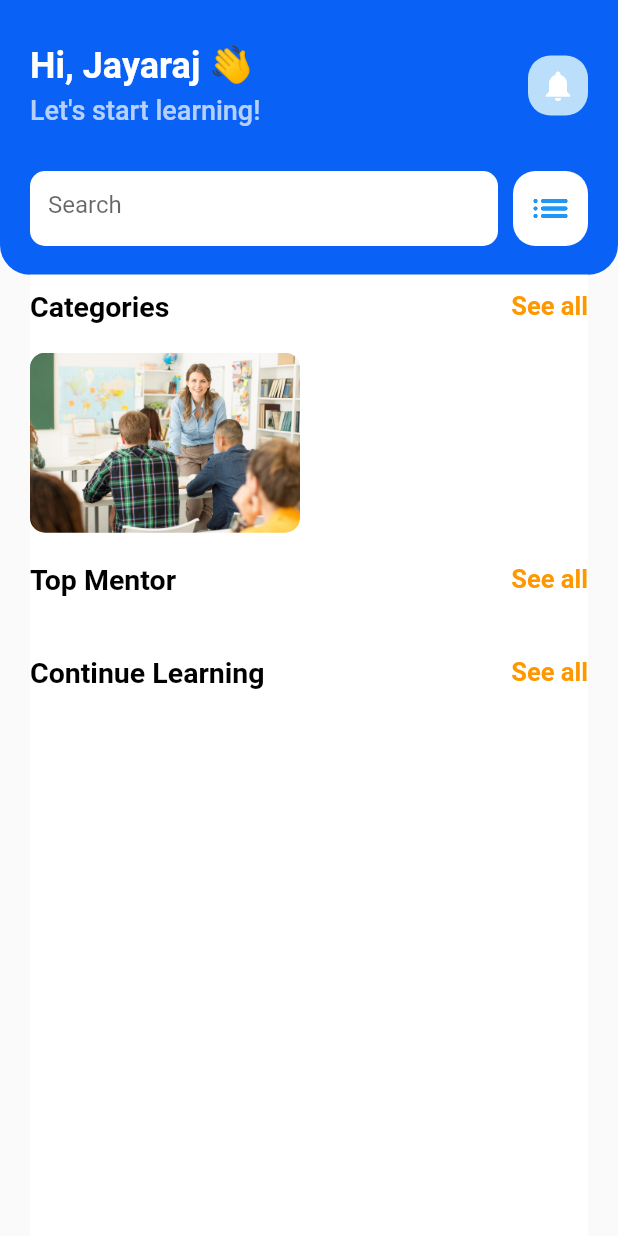
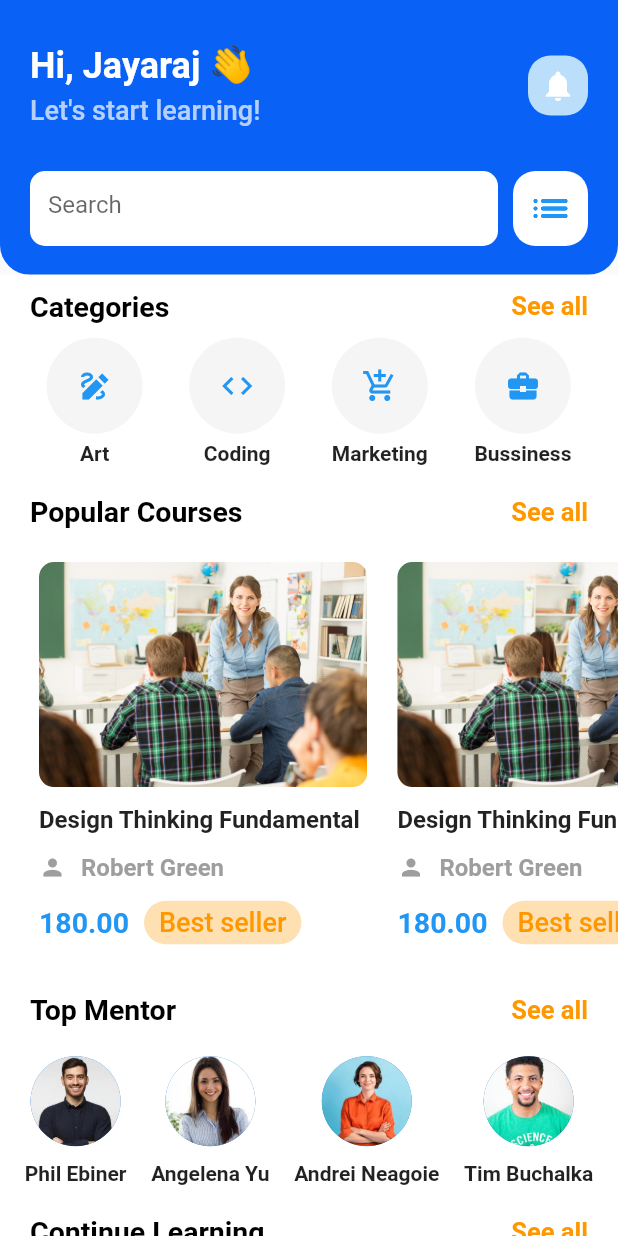
Before and after one commit to JayarajChippada/E-learning, a Flutter app: the HomeScreen widget shown alone on an empty page, opened directly, on a phone screen of 412 x 824 dp. Run offline on Flutter 3.47's test engine with Material 2 defaults, Android fonts, the phone set to English and light mode, and no system bars; our stand-ins replace unicons.

Commit message:
HomeScreen, CourseScreen completed

```diff
--- a/lib/home/screens/home_screen.dart
+++ b/lib/home/screens/home_screen.dart
@@ -1,9 +1,34 @@
+import 'package:e_learning/home/widgets/card.dart';
 import 'package:e_learning/home/widgets/category.dart';
+import 'package:e_learning/home/widgets/course.dart';
+import 'package:e_learning/home/widgets/mentor.dart';
 import 'package:e_learning/home/widgets/search_bar.dart';
+import 'package:e_learning/pages/category_screen.dart';
 import 'package:flutter/material.dart';
 
 class HomeScreen extends StatelessWidget {
-  const HomeScreen({super.key});
+  HomeScreen({super.key});
+  List<String> courseImages = [
+    "assets/images/course2.jpeg",
+    "assets/images/course2.jpeg",
+    "assets/images/course2.jpeg",
+    "assets/images/course2.jpeg",
+  ];
+
+  List<dynamic> categories = [
+    {'icon': Icons.draw_sharp, 'title': "Art"},
+    {'icon': Icons.code, 'title': "Coding"},
+    //{'icon': Icons.account_balance_outlined, 'title': "Banking"},
+    {'icon': Icons.add_shopping_cart, 'title': "Marketing"},
+    {'icon': Icons.business_center, 'title': "Bussiness"},
+  ];
+
+  List<dynamic> mentors = [
+    {"imageUrl" : "assets/images/mentor4.jpeg", "name": "Phil Ebiner"},
+    {"imageUrl" : "assets/images/mentor1.jpeg", "name": "Angelena Yu"},
+    {"imageUrl" : "assets/images/mentor3.jpeg", "name": "Andrei Neagoie"},
+    {"imageUrl" : "assets/images/mentor2.jpeg", "name": "Tim Buchalka"},
+  ];
 
   @override
   Widget build(BuildContext context) {
@@ -107,21 +132,67 @@ class HomeScreen extends StatelessWidget {
           ),
           Expanded(
             child: Container(
-              margin: const EdgeInsets.symmetric(horizontal: 20),
               color: Colors.white,
               child: ListView(
                 children: [
-                  const SizedBox(height: 10,),
-                  Row(
+                  const SizedBox(
+                    height: 10,
+                  ),
+                  Container(
+                    margin: const EdgeInsets.symmetric(horizontal: 20),
+                    child: Row(
                       mainAxisAlignment: MainAxisAlignment.spaceBetween,
-                    children:const [
-                      Text(
+                      children:  [
+                        const Text(
                           "Categories",
                           style: TextStyle(
                               fontWeight: FontWeight.bold,
                               fontSize: 19,
-                          color: Colors.black
+                              color: Colors.black),
                         ),
+                        GestureDetector(
+                          onTap: () {
+                            Navigator.push(
+                                context,
+                                MaterialPageRoute(
+                                  builder: (context) =>  CategoryScreen(),
+                            ));
+                          },
+                          child: const Text(
+                            "See all",
+                            style: TextStyle(
+                                fontWeight: FontWeight.bold,
+                                fontSize: 17,
+                                color: Colors.orange),
+                          ),
+                        ),
+                      ],
+                    ),
+                  ),
+                  const SizedBox(
+                    height: 10,
+                  ),
+                  Row(
+                    mainAxisAlignment: MainAxisAlignment.spaceEvenly,
+                    children: categories
+                        .map((obj) =>
+                            MyCategory(icon: obj['icon'], title: obj['title']))
+                        .toList(),
+                  ),
+                  const SizedBox(
+                    height: 20,
+                  ),
+                  Container(
+                    margin: const EdgeInsets.symmetric(horizontal: 20),
+                    child: Row(
+                      mainAxisAlignment: MainAxisAlignment.spaceBetween,
+                      children: const [
+                        Text(
+                          "Popular Courses",
+                          style: TextStyle(
+                              fontWeight: FontWeight.bold,
+                              fontSize: 19,
+                              color: Colors.black),
                         ),
                         Text(
                           "See all",
@@ -132,18 +203,25 @@ class HomeScreen extends StatelessWidget {
                         ),
                       ],
                     ),
+                  ),
                   const SizedBox(
-                    height: 20,
+                    height: 10,
                   ),
-                  Row(
-                    children: [
-                      MyCategory(imageUrl: "assets/images/course2.jpeg")
-                    ],
+                  SingleChildScrollView(
+                    scrollDirection: Axis.horizontal,
+                    padding: const EdgeInsets.only(left: 6),
+                    child: Row(
+                      children: courseImages
+                          .map((image) => MyCourse(imageUrl: image))
+                          .toList(),
+                    ),
                   ),
                   const SizedBox(
                     height: 20,
                   ),
-                  Row(
+                  Container(
+                    margin: const EdgeInsets.symmetric(horizontal: 20),
+                    child: Row(
                       mainAxisAlignment: MainAxisAlignment.spaceBetween,
                       children: const [
                         Text(
@@ -162,14 +240,23 @@ class HomeScreen extends StatelessWidget {
                         ),
                       ],
                     ),
-                  const SizedBox(
-                    height: 20,
                   ),
-                  Row(),
                   const SizedBox(
                     height: 20,
                   ),
                   Row(
+                    mainAxisAlignment: MainAxisAlignment.spaceEvenly,
+                    children: mentors
+                        .map((obj) =>
+                            MyMentor(imageUrl: obj['imageUrl'], name: obj['name']))
+                        .toList(),
+                  ),
+                  const SizedBox(
+                    height: 20,
+                  ),
+                  Container(
+                    margin: const EdgeInsets.symmetric(horizontal: 20),
+                    child: Row(
                       mainAxisAlignment: MainAxisAlignment.spaceBetween,
                       children: const [
                         Text(
@@ -188,10 +275,22 @@ class HomeScreen extends StatelessWidget {
                         ),
                       ],
                     ),
+                  ),
                   const SizedBox(
                     height: 20,
                   ),
-                  Row(),
+                  Container(
+                    margin: const EdgeInsets.symmetric(horizontal: 20),
+                    child: const MyCard(
+                      imageUrl: "assets/images/course2.jpeg",
+                      label: "Design",
+                      title: "Introduction to Figma",
+                      mentor: "Phil Ebiner",
+                    ),
+                  ),
+                  const SizedBox(
+                    height: 30,
+                  ),
                 ],
               ),
             ),
--- /dev/null
+++ b/lib/home/screens/mycourses_screen.dart
@@ -0,0 +1,43 @@
+import 'dart:math';
+
+import 'package:e_learning/home/widgets/ongoing.dart';
+import 'package:flutter/material.dart';
+
+class CoursesScreen extends StatelessWidget {
+  const CoursesScreen({super.key});
+
+  @override
+  Widget build(BuildContext context) {
+    return DefaultTabController(
+      length: 2, // Specify the number of tabs
+      child: Scaffold(
+        appBar: AppBar(
+          backgroundColor: Colors.white,
+          centerTitle: true,
+          title: const Text('My Courses', style: TextStyle(color: Colors.black, fontWeight: FontWeight.bold),),
+          bottom: const TabBar(
+            unselectedLabelColor: Colors.black,
+            labelColor: Colors.blue,
+            indicator: UnderlineTabIndicator(
+              borderSide: BorderSide(width: 2.0, color: Colors.blue),
+              insets: EdgeInsets.symmetric(horizontal: 16.0),
+            ),
+            padding:  EdgeInsets.symmetric(horizontal: 20),
+
+            indicatorSize: TabBarIndicatorSize.tab,
+            tabs:  [
+              Tab(text: 'Ongoing'),
+              Tab(text: 'Completed'),
+            ],
+          ),
+        ),
+        body: TabBarView(
+          children: [
+            OngoingView(),
+            OngoingView(),
+          ],
+        ),
+      ),
+    );
+  }
+}
--- a/lib/home/widgets/bottombar.dart
+++ b/lib/home/widgets/bottombar.dart
@@ -1,4 +1,5 @@
 import 'package:e_learning/home/screens/home_screen.dart';
+import 'package:e_learning/home/screens/mycourses_screen.dart';
 import 'package:flutter/material.dart';
 import 'package:unicons/unicons.dart';
 
@@ -11,21 +12,18 @@ class MyBottomBar extends StatefulWidget {
 }
 
 class _MyBottomBarState extends State<MyBottomBar> {
-  static const List<Widget> _pages = [
+  final List<Widget> _pages = [
     HomeScreen(),
-    Icon(
-      UniconsLine.book_open,
-      color: Colors.blue,
-    ),
-    Icon(
+    const CoursesScreen(),
+    const Icon(
       UniconsLine.cloud_bookmark,
       color: Colors.blue,
     ),
-    Icon(
+    const Icon(
       UniconsLine.chat_info,
       color: Colors.blue,
     ),
-    Icon(
+    const Icon(
       UniconsLine.user,
       color: Colors.blue,
     ),
--- /dev/null
+++ b/lib/home/widgets/card.dart
@@ -0,0 +1,146 @@
+import 'package:flutter/material.dart';
+
+class MyCard extends StatelessWidget {
+  const MyCard(
+      {super.key,
+      required this.imageUrl,
+      required this.label,
+      required this.title, required this.mentor});
+  final String imageUrl;
+  final String label;
+  final String title;
+  final String mentor;
+
+  @override
+  Widget build(BuildContext context) {
+    return Container(
+      padding: const EdgeInsets.all(5),
+      decoration: BoxDecoration(
+          color: Colors.white,
+          borderRadius: BorderRadius.circular(10),
+          boxShadow: [
+            BoxShadow(
+              color: Colors.grey.withOpacity(0.3), // Shadow color
+              spreadRadius: 1, // Spread radius
+              blurRadius: 5, // Blur radius
+              offset: const Offset(0, 3), // Offset
+            ),
+          ]),
+      child: Row(
+        //mainAxisAlignment: MainAxisAlignment.spaceEvenly,
+        children: [
+          ClipRRect(
+            borderRadius: BorderRadius.circular(10),
+            child: Image.asset(
+              imageUrl,
+              width: 160,
+              height: 120,
+              fit: BoxFit.fitHeight,
+            ),
+          ),
+          const SizedBox(width: 15,),
+          Column(
+            mainAxisAlignment: MainAxisAlignment.spaceEvenly,
+            crossAxisAlignment: CrossAxisAlignment.start,
+            children: [
+              Container(
+                padding: const EdgeInsets.only(
+                    left: 10, right: 10, top: 3, bottom: 3),
+                decoration: BoxDecoration(
+                    color: Colors.orange.shade100.withOpacity(0.7),
+                    borderRadius: BorderRadius.circular(40)),
+                child: Text(
+                  label,
+                  style: const TextStyle(
+                      color: Colors.orange,
+                      fontSize: 16,
+                      fontWeight: FontWeight.w400),
+                ),
+              ),
+              const SizedBox(
+                height: 5,
+              ),
+              FittedBox(
+                  child: Text(
+                title,
+                style: const TextStyle(
+                  fontWeight: FontWeight.bold,
+                  fontSize: 16,
+                ),
+              )),
+              const SizedBox(
+                height: 5,
+              ),
+              Row(
+                crossAxisAlignment: CrossAxisAlignment.center,
+                children:  [
+                  const Icon(
+                    Icons.person,
+                    size: 18,
+                    color: Colors.grey,
+                  ),
+                  const SizedBox(
+                    width: 10,
+                  ),
+                  Text(
+                    mentor,
+                    style: const TextStyle(
+                        color: Colors.grey,
+                        fontSize: 16,
+                        fontWeight: FontWeight.bold),
+                  ),
+                ],
+              ),
+              const SizedBox(
+                height: 10,
+              ),
+              FittedBox(
+                child: Row(
+                  mainAxisAlignment: MainAxisAlignment.spaceEvenly,
+                  children: [
+                    Container(
+                      width: 100,
+                      height: 10,
+                      decoration: BoxDecoration(
+                        border: Border.all(color: Colors.blueAccent),
+                        borderRadius: BorderRadius.circular(15),
+                      ),
+                      child: ClipRRect(
+                          borderRadius: BorderRadius.circular(15),
+                          child: Row(
+                            children: [
+                              Container(
+                                width: 70,
+                                height: 10,
+                                decoration: BoxDecoration(
+                                  color: Colors.blue,
+                                  border: Border.all(color: Colors.blueAccent),
+                                  borderRadius: BorderRadius.circular(15),
+                                ),
+                              ),
+                              const SizedBox(
+                                width: 10,
+                              )
+                            ],
+                          )),
+                    ),
+                    const SizedBox(
+                      width: 10,
+                    ),
+                    const Text(
+                      "20/25",
+                      style: TextStyle(
+                          fontWeight: FontWeight.bold,
+                          color: Colors.grey,
+                          fontSize: 14),
+                    )
+                  ],
+                ),
+              )
+            ],
+          )
+        ],
+      ),
+    );
+  }
+}
--- a/lib/home/widgets/category.dart
+++ b/lib/home/widgets/category.dart
@@ -1,19 +1,30 @@
 import 'package:flutter/material.dart';
 
 class MyCategory extends StatelessWidget {
-  const MyCategory({super.key, required this.imageUrl});
-  final String imageUrl;
+  const MyCategory({super.key, required this.icon, required this.title});
+  final IconData icon;
+  final String title;
 
   @override
   Widget build(BuildContext context) {
-    return ClipRRect(
-      borderRadius: BorderRadius.circular(10),
-      child: Image.asset(
-        imageUrl,
-        height: 120,
-        width: 180,
-        fit: BoxFit.cover,
-      ),
+    return Column(
+      mainAxisAlignment: MainAxisAlignment.center,
+      children: [
+        Container(
+          padding: const EdgeInsets.all(20),
+          decoration: BoxDecoration(
+              borderRadius: BorderRadius.circular(50), color: Colors.grey.shade100),
+          child: Center(
+              child: Icon(
+            icon,
+            color: Colors.blue,
+          )),
+        ),
+        const SizedBox(
+          height: 5,
+        ),
+        FittedBox(child: Center(child: Text(title, style:const TextStyle(fontWeight: FontWeight.bold,),)))
+      ],
     );
   }
 }
--- /dev/null
+++ b/lib/home/widgets/course.dart
@@ -0,0 +1,87 @@
+import 'package:flutter/material.dart';
+
+class MyCourse extends StatelessWidget {
+  const MyCourse({super.key, required this.imageUrl});
+  final String imageUrl;
+
+  @override
+  Widget build(BuildContext context) {
+    return Container(
+      padding: const EdgeInsets.only(left: 20),
+      height: 280,
+      color: Colors.white,
+      width: MediaQuery.of(context).size.width * 0.58,
+      child: Column(
+        mainAxisAlignment: MainAxisAlignment.spaceEvenly,
+        crossAxisAlignment: CrossAxisAlignment.start,
+        children: [
+          ClipRRect(
+            borderRadius: BorderRadius.circular(10),
+            child: Image.asset(
+              imageUrl,
+              height: 150,
+              width: 220,
+              fit: BoxFit.cover,
+            ),
+          ),
+          const FittedBox(
+              child: Text(
+            "Design Thinking Fundamental",
+            style: TextStyle(
+              fontWeight: FontWeight.bold,
+              fontSize: 16,
+            ),
+          )),
+          Row(
+            crossAxisAlignment: CrossAxisAlignment.center,
+            children: const [
+              Icon(
+                Icons.person,
+                size: 18,
+                color: Colors.grey,
+              ),
+              SizedBox(
+                width: 10,
+              ),
+              Text(
+                "Robert Green",
+                style: TextStyle(
+                    color: Colors.grey,
+                    fontSize: 16,
+                    fontWeight: FontWeight.bold),
+              ),
+            ],
+          ),
+          Row(
+            children: [
+              const Text(
+                "180.00",
+                style: TextStyle(
+                    color: Colors.blue,
+                    fontSize: 19,
+                    fontWeight: FontWeight.bold),
+              ),
+              const SizedBox(
+                width: 10,
+              ),
+              Container(
+                padding: const EdgeInsets.only(
+                    left: 10, right: 10, top: 4, bottom: 4),
+                decoration: BoxDecoration(
+                    color: Colors.orange.shade100,
+                    borderRadius: BorderRadius.circular(40)),
+                child: const Text(
+                  "Best seller",
+                  style: TextStyle(
+                      color: Colors.orange,
+                      fontSize: 18,
+                      fontWeight: FontWeight.w500),
+                ),
+              )
+            ],
+          ),
+        ],
+      ),
+    );
+  }
+}
--- /dev/null
+++ b/lib/home/widgets/mentor.dart
@@ -0,0 +1,37 @@
+import 'package:flutter/material.dart';
+
+class MyMentor extends StatelessWidget {
+  const MyMentor({super.key, required this.imageUrl, required this.name});
+  final String imageUrl;
+  final String name;
+
+  @override
+  Widget build(BuildContext context) {
+    return Column(
+      mainAxisAlignment: MainAxisAlignment.center,
+      children: [
+        CircleAvatar(
+          radius: 30,
+            child: ClipOval(
+          child: Image.asset(
+            imageUrl,
+            height: 80,
+            width: 80,
+            fit: BoxFit.cover,
+          ),
+        )),
+        const SizedBox(
+          height: 10,
+        ),
+        FittedBox(
+            child: Center(
+                child: Text(
+          name,
+          style: const TextStyle(
+            fontWeight: FontWeight.bold,
+          ),
+        )))
+      ],
+    );
+  }
+}
--- /dev/null
+++ b/lib/home/widgets/ongoing.dart
@@ -0,0 +1,54 @@
+import 'package:e_learning/home/widgets/card.dart';
+import 'package:flutter/material.dart';
+
+class OngoingView extends StatelessWidget {
+  OngoingView({super.key});
+  List<dynamic> courses = [
+    {
+      "imageUrl": "assets/images/course2.jpeg",
+      "label": "Design",
+      "title": "Introduction to Figma",
+      "mentor": "Phil Ebiner"
+    },
+    {
+      "imageUrl": "assets/images/course2.jpeg",
+      "label": "Bussiness",
+      "title": "From Idea to Startup",
+      "mentor": "Tim Buchalka"
+    },
+    {
+      "imageUrl": "assets/images/course2.jpeg",
+      "label": "Coding",
+      "title": "Introduction to Python",
+      "mentor": "Angelena Yu"
+    },
+    {
+      "imageUrl": "assets/images/course2.jpeg",
+      "label": "Marketing",
+      "title": "Social Media Marketing",
+      "mentor": "Andrei Neagoie"
+    },
+  ];
+
+  @override
+  Widget build(BuildContext context) {
+    return Container(
+      height: double.infinity,
+      margin: const EdgeInsets.all(10),
+      child: ListView.builder(
+        itemCount: courses.length,
+        itemBuilder: (context, index) {
+          return Container(
+            padding: const EdgeInsets.symmetric(vertical: 10, horizontal: 10),
+            child: MyCard(
+              imageUrl: courses[index]['imageUrl'],
+              label: courses[index]['label'],
+              title: courses[index]['title'],
+              mentor: courses[index]['mentor'],
+            ),
+          );
+        },
+      ),
+    );
+  }
+}
--- a/lib/main.dart
+++ b/lib/main.dart
@@ -1,5 +1,6 @@
 import 'package:e_learning/authentication/screens/password_screen.dart';
 import 'package:e_learning/authentication/screens/profile_screen.dart';
+import 'package:e_learning/home/widgets/bottombar.dart';
 import 'package:e_learning/welcome_screens/screens/splash_screen.dart';
 import 'package:flutter/material.dart';
 
--- /dev/null
+++ b/lib/pages/category_screen.dart
@@ -0,0 +1,86 @@
+import 'package:e_learning/home/widgets/bottombar.dart';
+import 'package:e_learning/home/widgets/category.dart';
+import 'package:e_learning/welcome_screens/widgets/circlur_button.dart';
+import 'package:flutter/material.dart';
+
+class CategoryScreen extends StatelessWidget {
+  CategoryScreen({super.key});
+  List<dynamic> categories = [
+    {'icon': Icons.draw_sharp, 'title': "Art"},
+    {'icon': Icons.code, 'title': "Coding"},
+    {'icon': Icons.add_shopping_cart, 'title': "Marketing"},
+    {'icon': Icons.business_center, 'title': "Bussiness"},
+    {'icon': Icons.account_balance_outlined, 'title': "Banking"},
+    {'icon': Icons.draw_sharp, 'title': "Art"},
+    {'icon': Icons.code, 'title': "Coding"},
+    {'icon': Icons.add_shopping_cart, 'title': "Marketing"},
+    {'icon': Icons.business_center, 'title': "Bussiness"},
+    {'icon': Icons.account_balance_outlined, 'title': "Banking"},
+    {'icon': Icons.draw_sharp, 'title': "Art"},
+    {'icon': Icons.code, 'title': "Coding"},
+    {'icon': Icons.add_shopping_cart, 'title': "Marketing"},
+    {'icon': Icons.business_center, 'title': "Bussiness"},
+    {'icon': Icons.account_balance_outlined, 'title': "Banking"},
+    {'icon': Icons.draw_sharp, 'title': "Art"},
+    {'icon': Icons.code, 'title': "Coding"},
+    {'icon': Icons.add_shopping_cart, 'title': "Marketing"},
+    {'icon': Icons.business_center, 'title': "Bussiness"},
+    {'icon': Icons.account_balance_outlined, 'title': "Banking"},
+  ];
+
+  @override
+  Widget build(BuildContext context) {
+    return Scaffold(
+      body: Container(
+        width: double.infinity,
+        height: double.infinity,
+        margin: const EdgeInsets.all(10),
+        child: Column(
+          mainAxisAlignment: MainAxisAlignment.spaceEvenly,
+          children: [
+            const SizedBox(height: 70,),
+            Row(
+              children: [
+                CircularButton(
+                    color: Colors.white,
+                    icon: Icons.arrow_back,
+                    iconColor: Colors.black,
+                    borderColor: Colors.grey,
+                    callback: (() {
+                      Navigator.push(
+                          context,
+                          MaterialPageRoute(
+                            builder: (context) => const MyBottomBar(),
+                          ));
+                    })),
+                const SizedBox(
+                  width: 80,
+                ),
+                const Center(
+                  child: Text(
+                    "Category",
+                    style: TextStyle(fontWeight: FontWeight.bold, fontSize: 20),
+                  ),
+                ),
+                const Spacer(),
+              ],
+            ),
+            Expanded(
+              child: GridView.builder(
+                gridDelegate: const SliverGridDelegateWithFixedCrossAxisCount(
+                  crossAxisCount: 4, // Number of columns in the grid
+                  crossAxisSpacing: 8.0, // Spacing between columns
+                  mainAxisSpacing: 8.0, // Spacing between rows
+                ),
+                itemCount: categories.length,
+                itemBuilder: (context, index) {
+                  return MyCategory(icon: categories[index]['icon'], title: categories[index]['title']);
+                },
+              ),
+            )
+          ],
+        ),
+      ),
+    );
+  }
+}
```
Also changed, not shown: assets/images/category1.png (added), assets/images/mentor1.jpeg (added), assets/images/mentor2.jpeg (added), assets/images/mentor3.jpeg (added), assets/images/mentor4.jpeg (added). Lines whose indentation alone changed are shown as unchanged.
